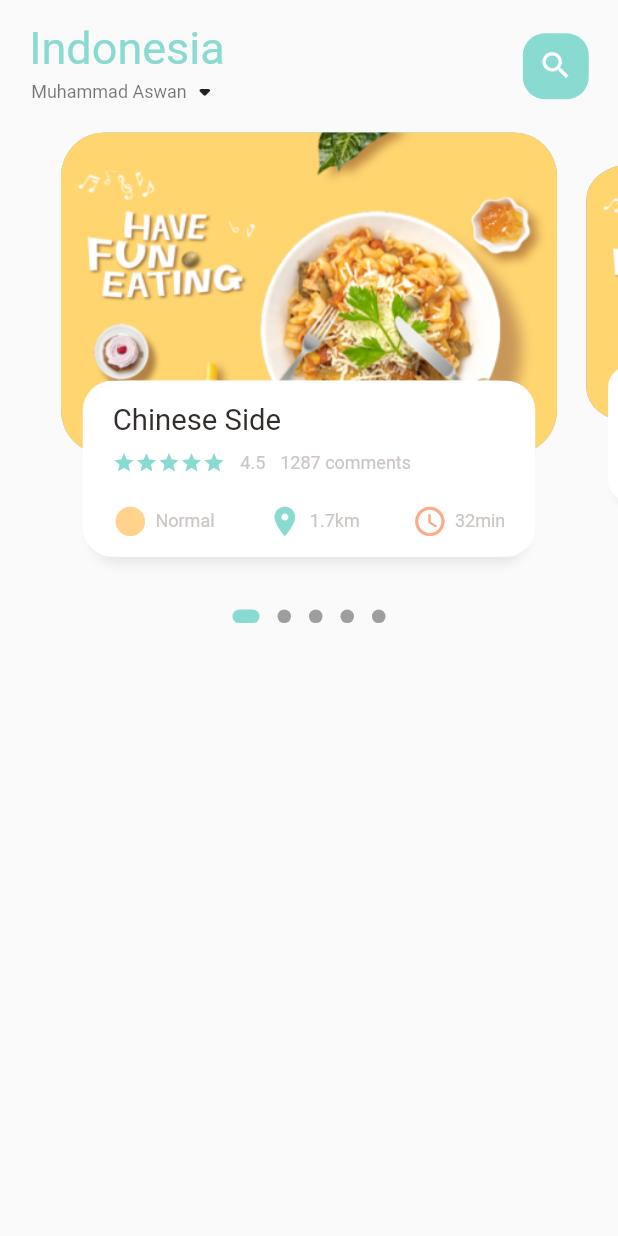
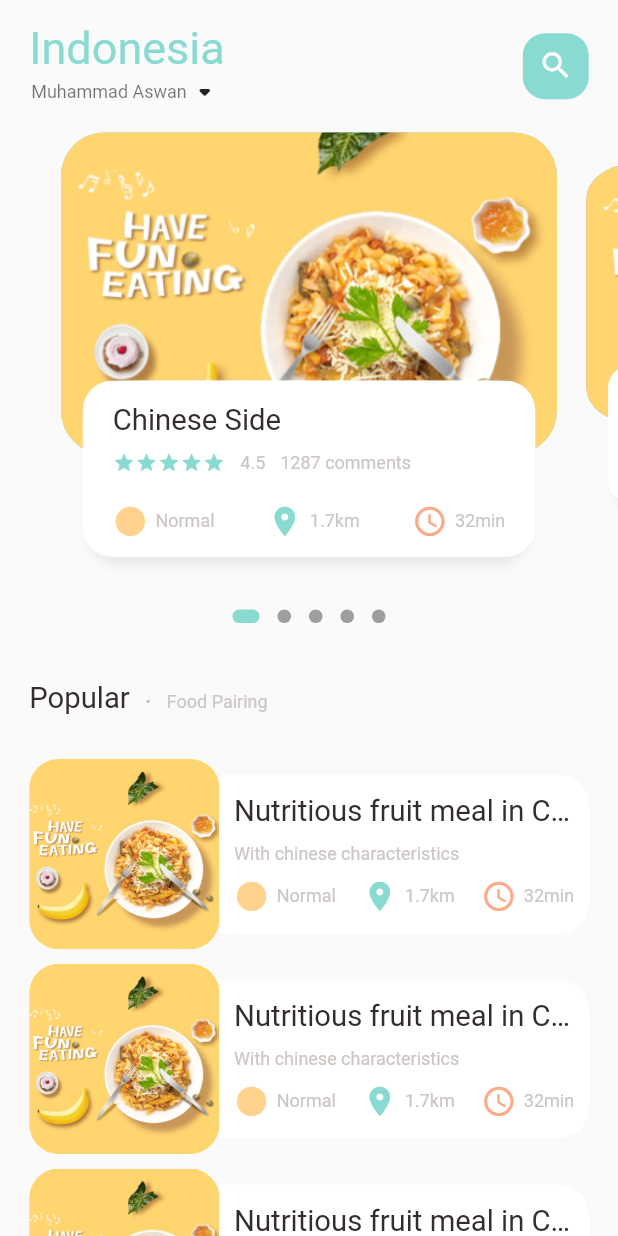
Before and after one commit to waandev/food_delivery, a Flutter app: the screen it shows after launch, on a phone screen of 412 x 824 dp. Run offline on Flutter 3.47's test engine with Material 2 defaults, Android fonts, the phone set to English and light mode, and no system bars; drawn by our look-alikes of dots_indicator; our stand-ins replace get.

Commit message:
add list popular food section on food_page_body

```diff
--- a/lib/home/food_page_body.dart
+++ b/lib/home/food_page_body.dart
@@ -38,6 +38,7 @@ class _FoodPageBodyState extends State<FoodPageBody> {
   Widget build(BuildContext context) {
     return Column(
       children: [
+        // slider section
         Container(
           // color: Colors.redAccent,
           height: Dimensions.pageView,
@@ -48,6 +49,7 @@ class _FoodPageBodyState extends State<FoodPageBody> {
                 return _buildPageItem(position);
               }),
         ),
+        // dots
         new DotsIndicator(
           dotsCount: 5,
           position: _currPageValue,
@@ -58,6 +60,123 @@ class _FoodPageBodyState extends State<FoodPageBody> {
             activeShape: RoundedRectangleBorder(
                 borderRadius: BorderRadius.circular(5.0)),
           ),
+        ),
+        // Popular text
+        SizedBox(
+          height: Dimensions.height30,
+        ),
+        Container(
+          margin: EdgeInsets.only(
+            left: Dimensions.width20,
+          ),
+          child: Row(
+            crossAxisAlignment: CrossAxisAlignment.end,
+            children: [
+              BigText(text: "Popular"),
+              SizedBox(
+                width: Dimensions.width10,
+              ),
+              Container(
+                margin: const EdgeInsets.only(bottom: 3),
+                child: BigText(
+                  text: ".",
+                  color: Colors.black26,
+                ),
+              ),
+              SizedBox(
+                width: Dimensions.width10,
+              ),
+              Container(
+                margin: const EdgeInsets.only(bottom: 2),
+                child: SmallText(text: "Food Pairing"),
+              ),
+            ],
+          ),
+        ),
+        // list of food and images
+        SizedBox(
+          height: Dimensions.height30,
+        ),
+        ListView.builder(
+          physics: NeverScrollableScrollPhysics(),
+          shrinkWrap: true,
+          itemCount: 10,
+          itemBuilder: (context, index) {
+            return Container(
+              margin: EdgeInsets.only(
+                left: Dimensions.width20,
+                right: Dimensions.width20,
+                bottom: Dimensions.height10,
+              ),
+              child: Row(
+                children: [
+                  // image section
+                  Container(
+                    width: Dimensions.listViewImgSize,
+                    height: Dimensions.listViewImgSize,
+                    decoration: BoxDecoration(
+                      borderRadius: BorderRadius.circular(Dimensions.radius20),
+                      color: Colors.white38,
+                      image: DecorationImage(
+                        fit: BoxFit.cover,
+                        image: AssetImage("assets/image/food0.png"),
+                      ),
+                    ),
+                  ),
+
+                  // text container
+                  Expanded(
+                    child: Container(
+                      height: Dimensions.listViewTextContSize,
+                      decoration: BoxDecoration(
+                        borderRadius: BorderRadius.only(
+                          topRight: Radius.circular(Dimensions.radius20),
+                          bottomRight: Radius.circular(Dimensions.radius20),
+                        ),
+                        color: Colors.white,
+                      ),
+                      child: Padding(
+                        padding: EdgeInsets.only(
+                          left: Dimensions.width10,
+                          right: Dimensions.width10,
+                        ),
+                        child: Column(
+                          crossAxisAlignment: CrossAxisAlignment.start,
+                          mainAxisAlignment: MainAxisAlignment.center,
+                          children: [
+                            BigText(text: "Nutritious fruit meal in China"),
+                            SizedBox(height: Dimensions.height10),
+                            SmallText(text: "With chinese characteristics"),
+                            SizedBox(height: Dimensions.height10),
+                            Row(
+                              mainAxisAlignment: MainAxisAlignment.spaceBetween,
+                              children: [
+                                IconAndTextWidget(
+                                  icon: Icons.circle_sharp,
+                                  text: "Normal",
+                                  iconColor: AppColors.iconColor1,
+                                ),
+                                IconAndTextWidget(
+                                  icon: Icons.location_on,
+                                  text: "1.7km",
+                                  iconColor: AppColors.mainColor,
+                                ),
+                                IconAndTextWidget(
+                                  icon: Icons.access_time_rounded,
+                                  text: "32min",
+                                  iconColor: AppColors.iconColor2,
+                                ),
+                              ],
+                            ),
+                          ],
+                        ),
+                      ),
+                    ),
+                  ),
+                ],
+              ),
+            );
+          },
         ),
       ],
     );
--- a/lib/home/main_food_page.dart
+++ b/lib/home/main_food_page.dart
@@ -68,7 +68,10 @@ class _MainFoodPageState extends State<MainFoodPage> {
               ),
             ),
             // showing the body
-            FoodPageBody(),
+            Expanded(
+                child: SingleChildScrollView(
+              child: FoodPageBody(),
+            )),
           ],
         ),
       ),
--- a/lib/utils/dimensions.dart
+++ b/lib/utils/dimensions.dart
@@ -31,4 +31,8 @@ class Dimensions {
 
   // icon Size
   static double iconSize24 = screenHeight / 35.17;
+
+  // list view size
+  static double listViewImgSize = screenWidth / 3.25;
+  static double listViewTextContSize = screenWidth / 3.9;
 }
```
